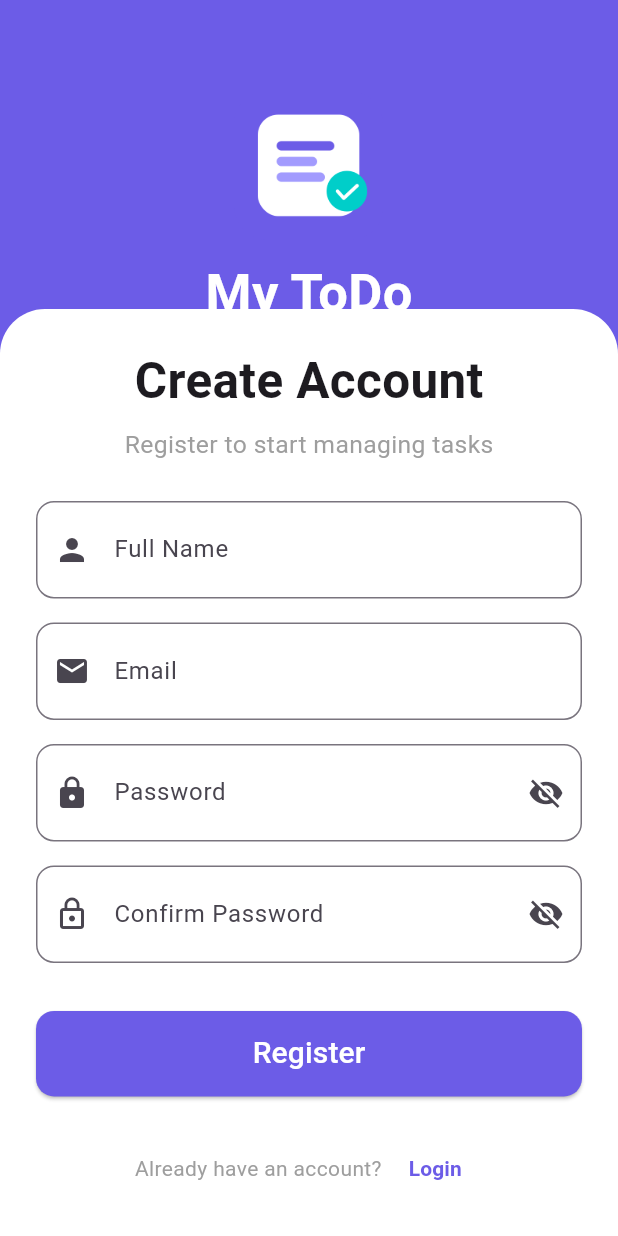
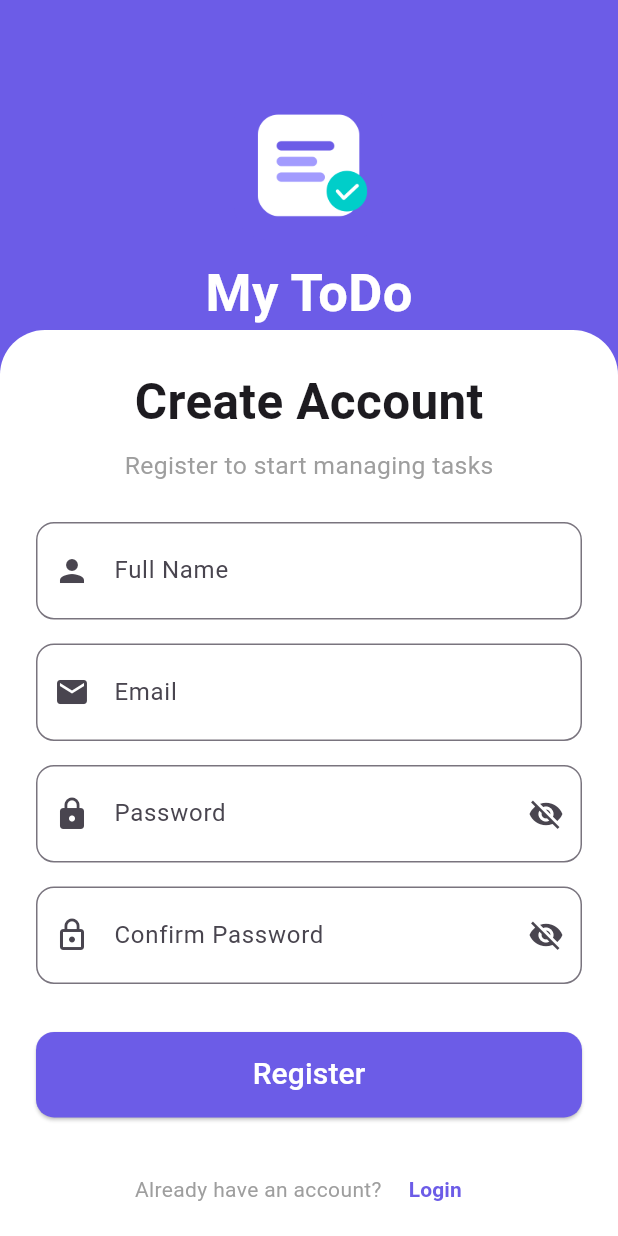
Before and after one commit to minanader648-collab/My_ToDo_app, a Flutter app: the screen it shows after launch, after a tap on "Register", on a phone screen of 412 x 824 dp. Run offline on Flutter 3.47's test engine with Material 3 defaults, Android fonts, the light colour scheme and no system bars; our stand-ins replace flutter_bloc, hive, hive_flutter; accounts and stored records are empty.

Commit message:
Solving the overflowed problem in register view

```diff
--- a/lib/features/login_view/login_view.dart
+++ b/lib/features/login_view/login_view.dart
@@ -65,24 +65,29 @@ class _LoginViewState extends State<LoginView> {
         builder: (context, state) {
           return SafeArea(
             child: Scaffold(
-              body: Stack(
+              backgroundColor: primary,
+              body: LayoutBuilder(
+                builder: (context, constraints) {
+                  return SingleChildScrollView(
+                    child: ConstrainedBox(
+                      constraints: BoxConstraints(
+                        minHeight: constraints.maxHeight,
+                      ),
+                      child: IntrinsicHeight(
+                        child: Column(
                           children: [
-                  // ===== الخلفية =====
+                            // ===== Header =====
                             Container(
-                    width: double.infinity,
-                    height: double.infinity,
-                    color: primary,
+                              constraints: BoxConstraints(
+                                minHeight: context.height(35), // Increased to give more space for header
+                              ),
+                              child: const AuthHeader(title: "TaskFlow"),
                             ),
 
-                  // ===== اسم التطبيق =====
-                  const AuthHeader(title: "TaskFlow"),
-
-                  // ===== الكونتينر بتاع اللوجن =====
-                  Align(
-                    alignment: Alignment.bottomCenter,
+                            // ===== Login Container =====
+                            Expanded(
                               child: Container(
                                 width: double.infinity,
-                      height: context.height(65),
                                 decoration: const BoxDecoration(
                                   color: Colors.white,
                                   borderRadius: BorderRadius.only(
@@ -172,7 +177,7 @@ class _LoginViewState extends State<LoginView> {
 
                                       const SizedBox(height: 8),
 
-                            // ===== زرار اللوجن =====
+                                      // ===== Login Button =====
                                       PrimaryButton(
                                         text: 'Login',
                                         isLoading: state is LoginLoading,
@@ -186,7 +191,7 @@ class _LoginViewState extends State<LoginView> {
                                         },
                                       ),
 
-                            // ===== Register =====
+                                      // ===== Register Link =====
                                       const Spacer(),
                                       Row(
                                         mainAxisAlignment: MainAxisAlignment.center,
@@ -204,8 +209,7 @@ class _LoginViewState extends State<LoginView> {
                                               Navigator.push(
                                                 context,
                                                 MaterialPageRoute(
-                                        builder: (BuildContext context) =>
-                                            const RegisterView(),
+                                                  builder: (BuildContext context) => const RegisterView(),
                                                 ),
                                               );
                                             },
@@ -228,6 +232,11 @@ class _LoginViewState extends State<LoginView> {
                           ],
                         ),
                       ),
+                    ),
+                  );
+                },
+              ),
+            ),
           );
         },
       ),
--- a/lib/features/register_view/register_view.dart
+++ b/lib/features/register_view/register_view.dart
@@ -64,17 +64,27 @@ class _RegisterViewState extends State<RegisterView> {
           return SafeArea(
             child: Scaffold(
               backgroundColor: primary,
-              body: SingleChildScrollView(
+              body: LayoutBuilder(
+                builder: (context, constraints) {
+                  return SingleChildScrollView(
+                    child: ConstrainedBox(
+                      constraints: BoxConstraints(
+                        minHeight: constraints.maxHeight,
+                      ),
+                      child: IntrinsicHeight(
                         child: Column(
                           children: [
                             // ===== Header =====
-                    SizedBox(
-                      height: context.height(25),
+                            Container(
+                              constraints: BoxConstraints(
+                                minHeight: context.height(25),
+                              ),
                               child: const AuthHeader(title: "My ToDo"),
                             ),
 
                             // ===== Register Form =====
-                    Container(
+                            Expanded(
+                              child: Container(
                                 width: double.infinity,
                                 decoration: const BoxDecoration(
                                   color: Colors.white,
@@ -177,8 +187,13 @@ class _RegisterViewState extends State<RegisterView> {
                                   ),
                                 ),
                               ),
+                            ),
                           ],
                         ),
+                      ),
+                    ),
+                  );
+                },
               ),
             ),
           );
```
Lines whose indentation alone changed are shown as unchanged.
